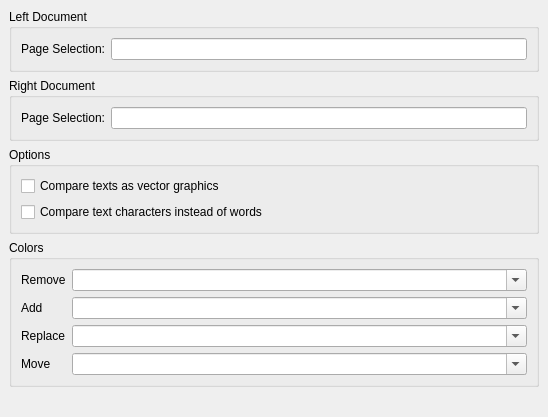
Qt form Pdf4QtDocDiff/settingsdockwidget.ui (studio-berry/loop) before a commit.
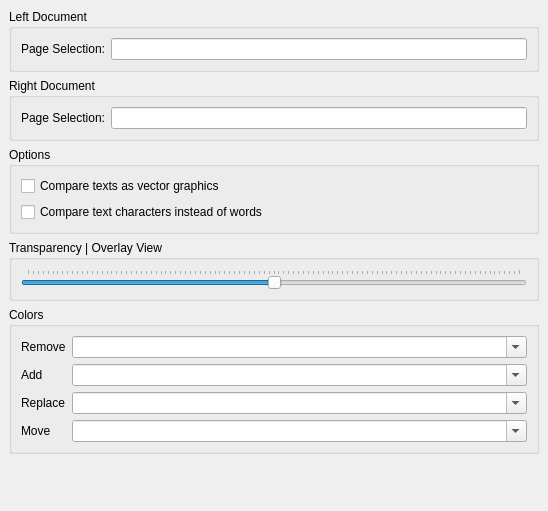
The same form after that commit.

Commit message: DocDiff application: create document report, overlay

Diff of the .ui file:
```diff
--- a/Pdf4QtDocDiff/settingsdockwidget.ui
+++ b/Pdf4QtDocDiff/settingsdockwidget.ui
@@ -7,7 +7,7 @@
     <x>0</x>
     <y>0</y>
     <width>548</width>
-    <height>417</height>
+    <height>511</height>
    </rect>
   </property>
   <property name="allowedAreas">
@@ -79,6 +79,31 @@
       </layout>
      </widget>
     </item>
+    <item>
+     <widget class="QGroupBox" name="overlayGroupBox">
+      <property name="title">
+       <string>Transparency | Overlay View</string>
+      </property>
+      <layout class="QVBoxLayout" name="verticalLayout_3">
+       <item>
+        <widget class="QSlider" name="transparencySlider">
+         <property name="maximum">
+          <number>100</number>
+         </property>
+         <property name="value">
+          <number>50</number>
+         </property>
+         <property name="orientation">
+          <enum>Qt::Horizontal</enum>
+         </property>
+         <property name="tickPosition">
+          <enum>QSlider::TicksAbove</enum>
+         </property>
+        </widget>
+       </item>
+      </layout>
+     </widget>
+    </item>
     <item>
      <widget class="QGroupBox" name="colorsGroupBox">
       <property name="title">
```
The commit also changes 12 other files.
